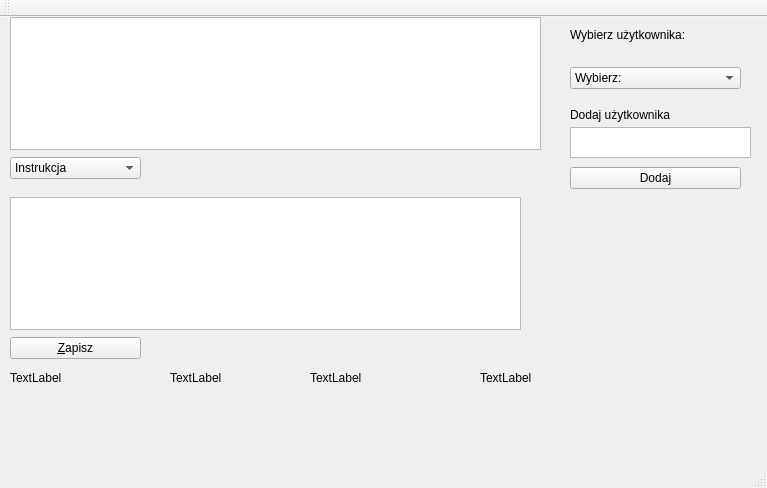
Above: mainwindow.ui from Nieminimalnofazowi/projektKlawiatura before the change. Below: the same form after it.
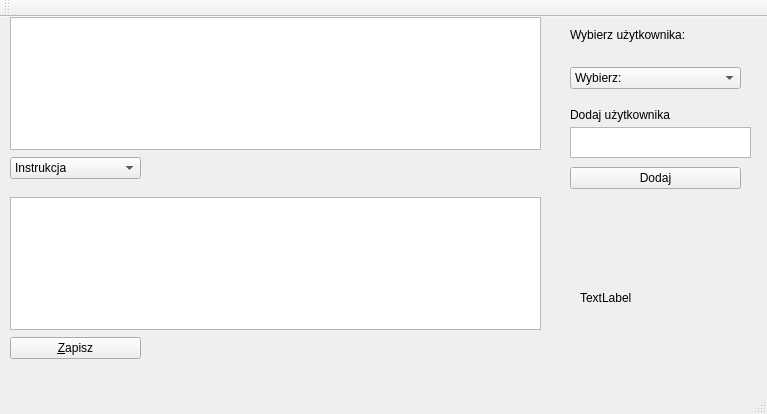
That is the form after the change.

Commit message:
layout change (cosmetics)
Drobna kosmetyka, usunieto niepotrzebne labele etc.

```diff
--- a/mainwindow.ui
+++ b/mainwindow.ui
@@ -7,7 +7,7 @@
     <x>0</x>
     <y>0</y>
     <width>767</width>
-    <height>488</height>
+    <height>414</height>
    </rect>
   </property>
   <property name="font">
@@ -24,7 +24,7 @@
      <rect>
       <x>10</x>
       <y>180</y>
-      <width>511</width>
+      <width>531</width>
       <height>133</height>
      </rect>
     </property>
@@ -47,19 +47,6 @@
      <string>&amp;Zapisz</string>
     </property>
    </widget>
-   <widget class="QLabel" name="charPerMinute">
-    <property name="geometry">
-     <rect>
-      <x>10</x>
-      <y>350</y>
-      <width>131</width>
-      <height>21</height>
-     </rect>
-    </property>
-    <property name="text">
-     <string>TextLabel</string>
-    </property>
-   </widget>
    <widget class="QTextEdit" name="testTextBox">
     <property name="enabled">
      <bool>true</bool>
@@ -147,24 +134,11 @@
      </property>
     </item>
    </widget>
-   <widget class="QLabel" name="wordsPerMinute">
-    <property name="geometry">
-     <rect>
-      <x>170</x>
-      <y>350</y>
-      <width>111</width>
-      <height>21</height>
-     </rect>
-    </property>
-    <property name="text">
-     <string>TextLabel</string>
-    </property>
-   </widget>
    <widget class="QLabel" name="mistakesCounter">
     <property name="geometry">
      <rect>
-      <x>480</x>
-      <y>350</y>
+      <x>580</x>
+      <y>270</y>
       <width>101</width>
       <height>21</height>
      </rect>
@@ -173,19 +147,6 @@
      <string>TextLabel</string>
     </property>
    </widget>
-   <widget class="QLabel" name="correctPercentage">
-    <property name="geometry">
-     <rect>
-      <x>310</x>
-      <y>350</y>
-      <width>151</width>
-      <height>21</height>
-     </rect>
-    </property>
-    <property name="text">
-     <string>TextLabel</string>
-    </property>
-   </widget>
    <widget class="QComboBox" name="UserListCombo">
     <property name="geometry">
      <rect>
@@ -254,7 +215,7 @@
     <property name="geometry">
      <rect>
       <x>570</x>
-      <y>360</y>
+      <y>190</y>
       <width>171</width>
       <height>41</height>
      </rect>
```
Left out of the diff: 6 changed lines with no effect on the pictures. The commit also changes 1 other file.
